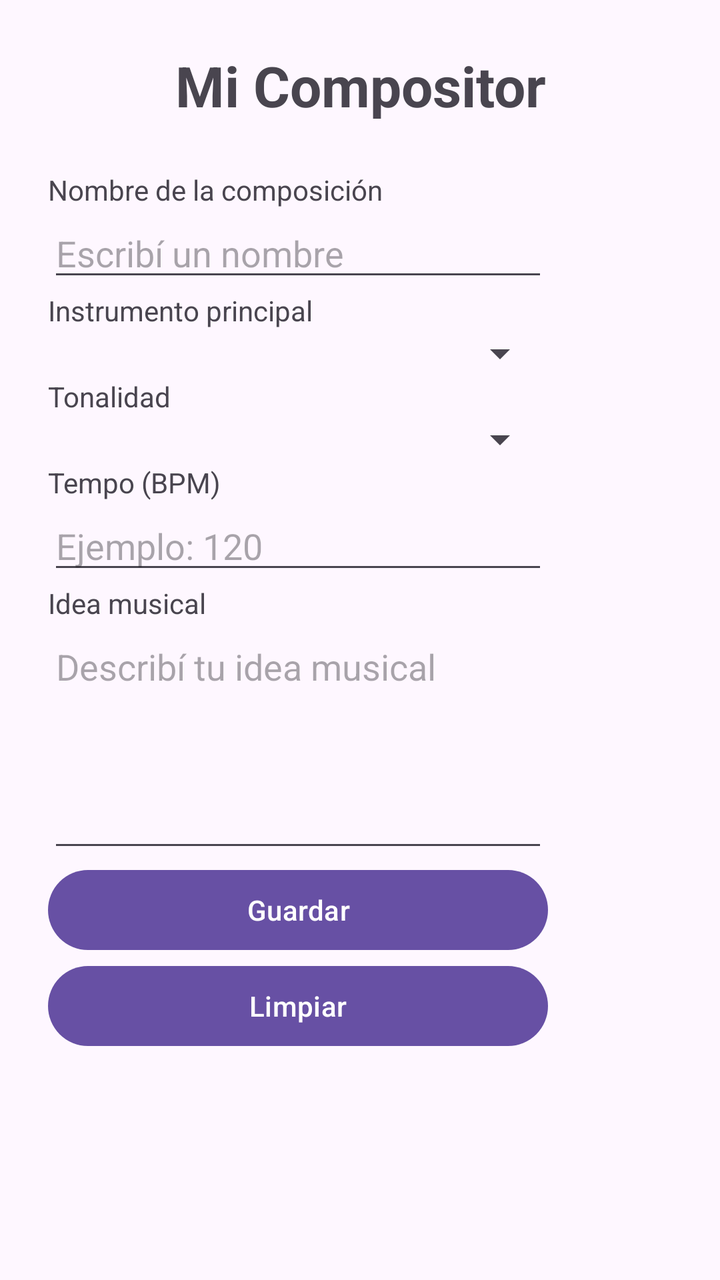
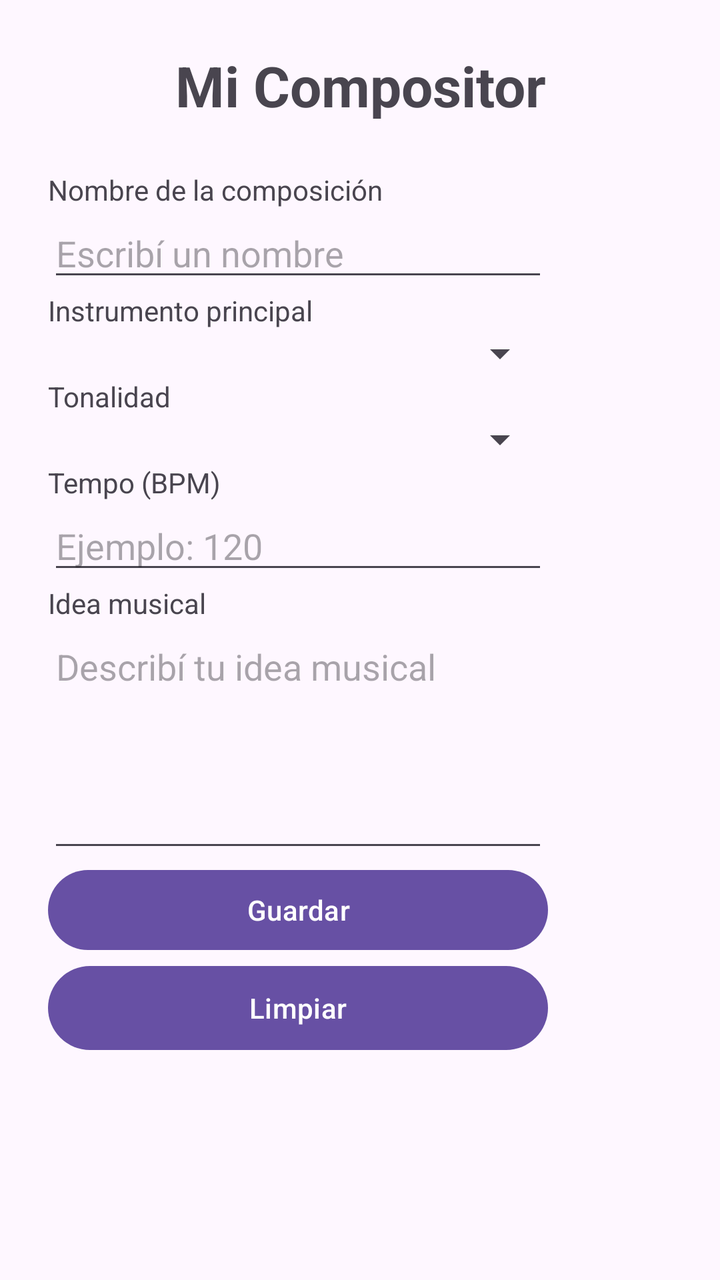

Screens rendered from an Android XML layout before and after an edit, with the pre-edit source and the edit as a unified diff.
<!-- AndroidManifest.xml: application theme Theme.MiApp -->
<!-- res/layout/activity_main.xml -->
<?xml version="1.0" encoding="utf-8"?>
<ScrollView
    xmlns:android="http://schemas.android.com/apk/res/android"
    android:layout_width="match_parent"
    android:layout_height="match_parent">

    <LinearLayout
        android:layout_width="match_parent"
        android:layout_height="wrap_content"
        android:orientation="vertical"
        android:padding="24dp">

        <TextView
            android:layout_width="match_parent"
            android:layout_height="wrap_content"
            android:text="Mi Compositor"
            android:textSize="28sp"
            android:textStyle="bold"
            android:gravity="center"
            android:layout_marginBottom="24dp" />

        <TextView
            android:layout_width="wrap_content"
            android:layout_height="wrap_content"
            android:text="Nombre de la composición" />

        <EditText
            android:id="@+id/edtNombre"
            android:layout_width="250dp"
            android:layout_height="wrap_content"
            android:hint="Escribí un nombre" />

        <TextView
            android:layout_width="wrap_content"
            android:layout_height="wrap_content"
            android:text="Instrumento principal" />

        <Spinner

            android:layout_width="250dp"
            android:layout_height="wrap_content"
            android:id="@+id/spinnerInstrumento"/>

        <TextView
            android:layout_width="wrap_content"
            android:layout_height="wrap_content"
            android:text="Tonalidad" />

        <Spinner
            android:id="@+id/spinnerTonalidad"
            android:layout_width="250dp"
            android:layout_height="wrap_content" />

        <TextView
            android:layout_width="wrap_content"
            android:layout_height="wrap_content"
            android:text="Tempo (BPM)" />

        <EditText
            android:id="@+id/edtTempo"
            android:layout_width="250dp"
            android:layout_height="wrap_content"
            android:hint="Ejemplo: 120"
            android:inputType="number" />

        <TextView
            android:layout_width="wrap_content"
            android:layout_height="wrap_content"
            android:text="Idea musical" />

        <EditText
            android:id="@+id/edtIdea"
            android:layout_width="250dp"
            android:layout_height="120dp"
            android:hint="Describí tu idea musical"
            android:gravity="top"
            android:inputType="textMultiLine" />

        <Button
            android:id="@+id/btnGuardar"
            android:layout_width="250dp"
            android:layout_height="wrap_content"
            android:text="Guardar" />

        <Button
            android:id="@+id/btnLimpiar"
            android:layout_width="250dp"
            android:layout_height="wrap_content"
            android:text="Limpiar" />

    </LinearLayout>

</ScrollView>
<!-- resources referenced by this layout -->
<resources>
  <style name="Theme.MiApp" parent="Base.Theme.MiApp" />
  <style name="Base.Theme.MiApp" parent="Theme.Material3.DayNight.NoActionBar">
          
          
      </style>
</resources>

<!-- the commit's change to res/layout/activity_main.xml (unified diff, before → after) -->
@@ -85,7 +85,7 @@
         <Button
             android:id="@+id/btnLimpiar"
             android:layout_width="250dp"
-            android:layout_height="wrap_content"
+            android:layout_height="50dp"
             android:text="Limpiar" />
 
     </LinearLayout>
